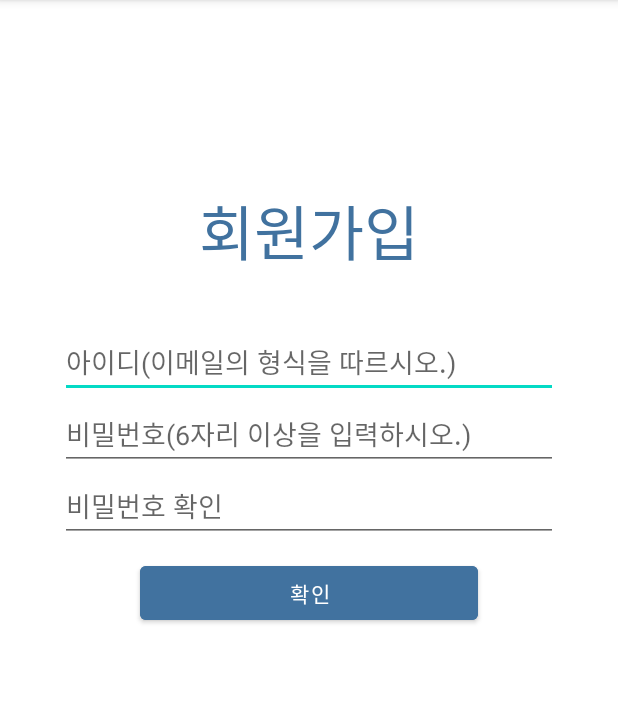
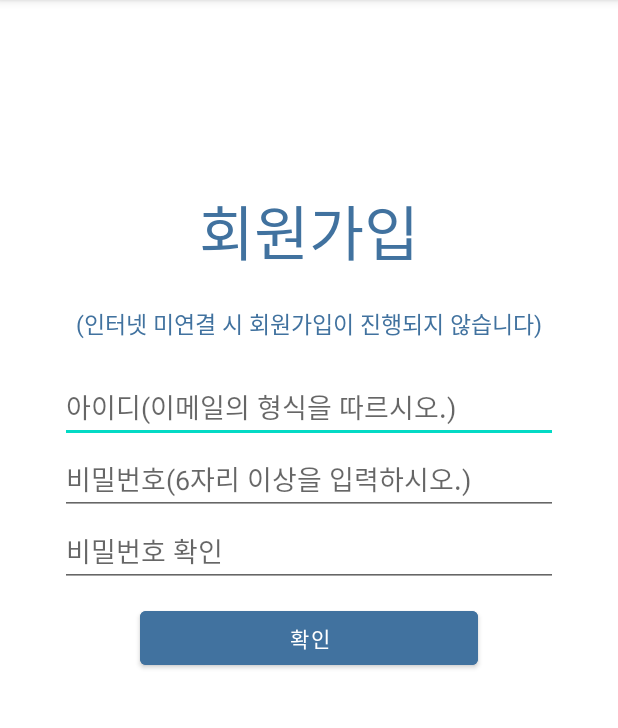
Before and after one commit to parksyoung/IAM1, an Android app: the RegisterActivity screen opened directly, with no data from a screen before it, after a tap on "확인", on a phone screen of 412 x 824 dp, the part 84-812 px from its top. Run offline under Robolectric (Android 15) with nearby library versions, the phone set to English and light mode, and no system bars; our stand-ins replace Firebase (no records; nobody signed in at launch, a user with empty details on screens opened directly).

Commit message:
회원가입 시 인터넷 연결 공지&비밀번호 일치 시 회원가입 성공

```diff
--- a/app/src/main/java/edu/sungshin/iam1/RegisterActivity.java
+++ b/app/src/main/java/edu/sungshin/iam1/RegisterActivity.java
@@ -46,7 +46,8 @@ public class RegisterActivity extends AppCompatActivity {
                 String strPw = pw.getText().toString();
                 String strpwcheck = pwcheck.getText().toString();
 
-                //FirebaseAuth 진행
+                if(strPw.equals(strpwcheck)) {
+                    //비밀번호 일치 시 FirebaseAuth 진행
                     mAuth.createUserWithEmailAndPassword(strId, strPw).addOnCompleteListener(RegisterActivity.this, new OnCompleteListener<AuthResult>() {
                         @Override
                         public void onComplete(@NonNull Task<AuthResult> task) {
@@ -70,49 +71,11 @@ public class RegisterActivity extends AppCompatActivity {
                             }
                         }
                     });
-
-                /*
-               switch (view.getId()){
-                    case R.id.check:
-                        signUp();
-                        break;
-                }*/
                 }
-        });
-    }
-/*
-    private void signUp() {
-        String id = ((EditText)findViewById(R.id.id)).getText().toString();
-        String password = ((EditText)findViewById(R.id.pw)).getText().toString();
-        String passwordCheck = ((EditText)findViewById(R.id.pwcheck)).getText().toString();
-
-        // 아이디, 비밀번호, 비밀번호 확인이 공백이 아닐 때
-        if(id.length() > 0 && password.length() > 0 && passwordCheck.length() > 0){
-            // 비밀번호와 비밀번호 확인이 일치할 때
-            if(password.equals(passwordCheck)) {
-                mAuth.createUserWithEmailAndPassword(id, password).addOnCompleteListener(this, new OnCompleteListener<AuthResult>() {
-                    @Override
-                    public void onComplete(@NonNull Task<AuthResult> task) {
-                        if(task.isSuccessful()){
-                            Toast.makeText(RegisterActivity.this, "회원가입이 완료되었습니다.", Toast.LENGTH_SHORT).show();
-                        }
-                        else{
-                            if(task.getException().toString() != null){
-                                Toast.makeText(RegisterActivity.this, "회원가입에 실패했습니다.", Toast.LENGTH_SHORT).show();
-                            }
+                else {
+                    Toast.makeText(RegisterActivity.this, "비밀번호가 일치하지 않습니다.", Toast.LENGTH_SHORT).show();
                 }
             }
         });
     }
-            // 비밀번호와 비밀번호 확인이 일치X
-            else {
-                Toast.makeText(RegisterActivity.this, "비밀번호가 일치하지 않습니다.", Toast.LENGTH_SHORT).show();
 }
-        }
-        // 아이디, 비밀번호, 비밀번호 확인 중 하나라도 공백일 때
-        else {
-            Toast.makeText(RegisterActivity.this, "아이디와 비밀번호를 확인해주세요.", Toast.LENGTH_SHORT).show();
-        }
-    }*/
-
-}
--- a/app/src/main/res/layout/activity_register.xml
+++ b/app/src/main/res/layout/activity_register.xml
@@ -13,11 +13,20 @@
         android:layout_marginStart="65dp"
         android:layout_marginTop="124dp"
         android:layout_marginEnd="65dp"
-        android:layout_marginBottom="33dp"
+        android:layout_marginBottom="20dp"
         android:layout_gravity="center"
         android:textColor="#41729F"
         android:textSize="40sp"
         android:text="회원가입"/>
+
+    <TextView
+        android:layout_width="wrap_content"
+        android:layout_height="wrap_content"
+        android:layout_gravity="center"
+        android:layout_marginBottom="20dp"
+        android:textColor="#41729F"
+        android:textSize="15dp"
+        android:text="(인터넷 미연결 시 회원가입이 진행되지 않습니다)"/>
 
     <EditText
         android:id="@+id/id"
```
Lines whose indentation alone changed are shown as unchanged.
